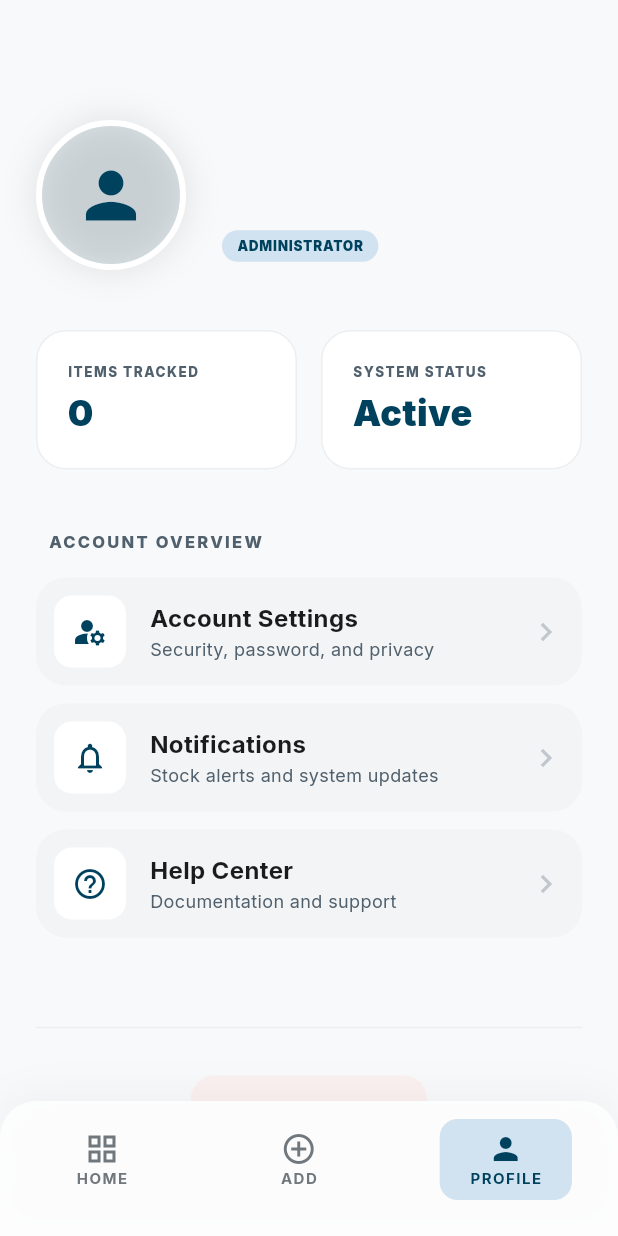
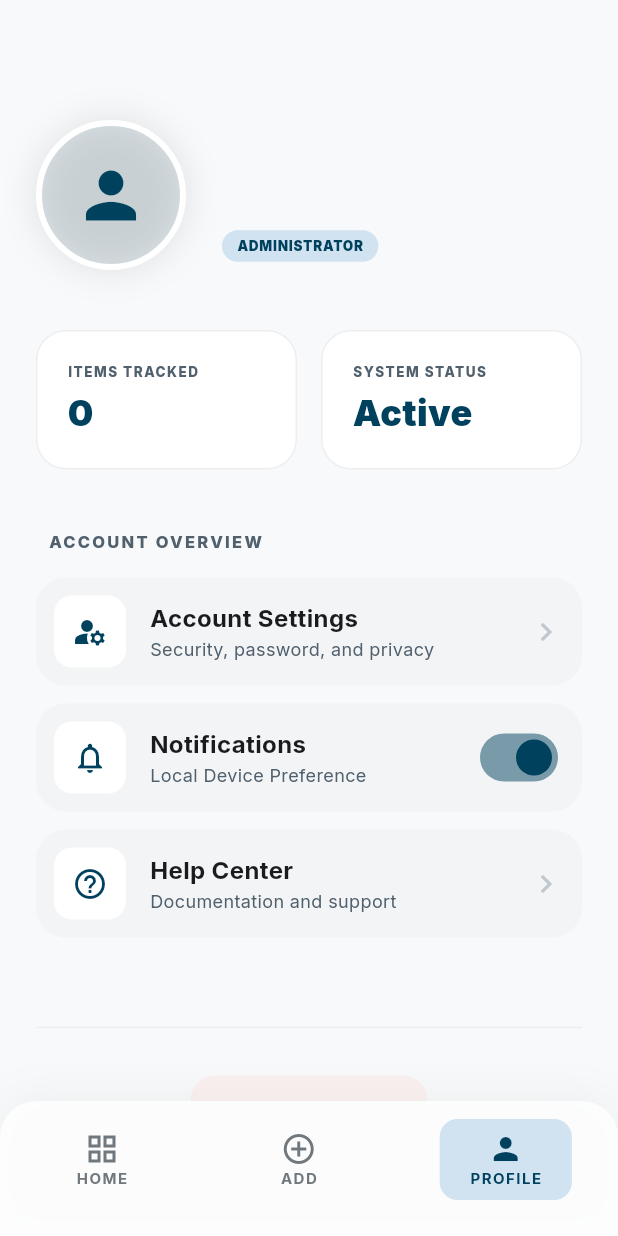
Before and after one commit to Nack-GitHub/StockLite, a Flutter app: the ProfileScreen screen opened by its route, on a phone screen of 412 x 824 dp. Run offline on Flutter 3.47's test engine with Material 3 defaults, Android fonts, the phone set to English and light mode, and no system bars; drawn by our look-alikes of flutter_animate; our stand-ins replace cloud_firestore, firebase_auth, firebase_core, google_fonts, shared_preferences; accounts and stored records are empty; network calls fail.

Commit message:
Implement Local Data Storage (R4), immersive Home UI, and navigation improvements

```diff
--- a/lib/screens/add_product_screen.dart
+++ b/lib/screens/add_product_screen.dart
@@ -238,7 +238,7 @@ class _AddProductScreenState extends State<AddProductScreen> {
           mainAxisAlignment: MainAxisAlignment.spaceAround,
           children: [
             GestureDetector(
-              onTap: () => Navigator.pushReplacementNamed(context, '/home'),
+              onTap: () => Navigator.pushNamedAndRemoveUntil(context, '/home', (route) => false),
               child: _buildNavItem(context, Icons.grid_view, 'Home', false),
             ),
             GestureDetector(
--- a/lib/screens/profile_screen.dart
+++ b/lib/screens/profile_screen.dart
@@ -3,6 +3,7 @@ import 'package:flutter_animate/flutter_animate.dart';
 import 'package:provider/provider.dart';
 import '../services/auth_service.dart';
 import '../services/database_service.dart';
+import '../services/local_storage_service.dart';
 
 class ProfileScreen extends StatelessWidget {
   const ProfileScreen({super.key});
@@ -116,7 +117,7 @@ class ProfileScreen extends StatelessWidget {
                             ),
                           ),
                           _buildMenuItem(Icons.manage_accounts, 'Account Settings', 'Security, password, and privacy'),
-                          _buildMenuItem(Icons.notifications_none, 'Notifications', 'Stock alerts and system updates'),
+                          const _NotificationMenuItem(),
                           _buildMenuItem(Icons.help_outline, 'Help Center', 'Documentation and support'),
                         ],
                       ).animate().fadeIn(delay: 500.ms),
@@ -127,7 +128,12 @@ class ProfileScreen extends StatelessWidget {
                       const Divider(color: Color(0xFFEDEEEF)),
                       const SizedBox(height: 24),
                       TextButton.icon(
-                        onPressed: () => authService.signOut(),
+                        onPressed: () async {
+                          await authService.signOut();
+                          if (context.mounted) {
+                            Navigator.pushNamedAndRemoveUntil(context, '/', (route) => false);
+                          }
+                        },
                         icon: const Icon(Icons.logout, color: Color(0xFFBA1A1A)),
                         label: const Text(
                           'Sign Out',
@@ -169,7 +175,7 @@ class ProfileScreen extends StatelessWidget {
           mainAxisAlignment: MainAxisAlignment.spaceAround,
           children: [
             GestureDetector(
-              onTap: () => Navigator.pushReplacementNamed(context, '/home'),
+              onTap: () => Navigator.pushNamedAndRemoveUntil(context, '/home', (route) => false),
               child: _buildNavItem(context, Icons.grid_view, 'Home', false),
             ),
             GestureDetector(
@@ -286,3 +292,70 @@ class ProfileScreen extends StatelessWidget {
     );
   }
 }
+
+class _NotificationMenuItem extends StatefulWidget {
+  const _NotificationMenuItem({super.key});
+
+  @override
+  State<_NotificationMenuItem> createState() => _NotificationMenuItemState();
+}
+
+class _NotificationMenuItemState extends State<_NotificationMenuItem> {
+  bool _notificationsEnabled = true;
+
+  @override
+  void initState() {
+    super.initState();
+    _loadPreference();
+  }
+
+  Future<void> _loadPreference() async {
+    final value = await LocalStorageService().getNotificationPreference();
+    if (mounted) setState(() => _notificationsEnabled = value);
+  }
+
+  Future<void> _toggle(bool value) async {
+    if (mounted) setState(() => _notificationsEnabled = value);
+    await LocalStorageService().saveNotificationPreference(value);
+  }
+
+  @override
+  Widget build(BuildContext context) {
+    return Container(
+      margin: const EdgeInsets.only(bottom: 12),
+      padding: const EdgeInsets.all(12),
+      decoration: BoxDecoration(
+        color: const Color(0xFFF3F4F5),
+        borderRadius: BorderRadius.circular(20),
+      ),
+      child: Row(
+        children: [
+          Container(
+            width: 48,
+            height: 48,
+            decoration: BoxDecoration(
+              color: Colors.white,
+              borderRadius: BorderRadius.circular(12),
+            ),
+            child: const Icon(Icons.notifications_none, color: Color(0xFF00425E)),
+          ),
+          const SizedBox(width: 16),
+          const Expanded(
+            child: Column(
+              crossAxisAlignment: CrossAxisAlignment.start,
+              children: [
+                Text('Notifications', style: TextStyle(fontWeight: FontWeight.bold, fontSize: 16, color: Color(0xFF191C1D))),
+                Text('Local Device Preference', style: TextStyle(fontSize: 12, color: Color(0xFF50606D))),
+              ],
+            ),
+          ),
+          Switch(
+            value: _notificationsEnabled,
+            onChanged: _toggle,
+            activeColor: const Color(0xFF00425E),
+          ),
+        ],
+      ),
+    );
+  }
+}
--- /dev/null
+++ b/lib/services/local_storage_service.dart
@@ -0,0 +1,41 @@
+import 'package:shared_preferences/shared_preferences.dart';
+
+class LocalStorageService {
+  static const String _lastEmailKey = 'last_email';
+  static const String _notificationsEnabledKey = 'notifications_enabled';
+
+  // Singleton pattern
+  static final LocalStorageService _instance = LocalStorageService._internal();
+  factory LocalStorageService() => _instance;
+  LocalStorageService._internal();
+
+  SharedPreferences? _prefs;
+
+  Future<void> init() async {
+    _prefs ??= await SharedPreferences.getInstance();
+  }
+
+  // Save the last successfully logged in email
+  Future<void> saveLastEmail(String email) async {
+    await init();
+    await _prefs!.setString(_lastEmailKey, email);
+  }
+
+  // Get the last successfully logged in email
+  Future<String?> getLastEmail() async {
+    await init();
+    return _prefs!.getString(_lastEmailKey);
+  }
+
+  // Save notification preference
+  Future<void> saveNotificationPreference(bool isEnabled) async {
+    await init();
+    await _prefs!.setBool(_notificationsEnabledKey, isEnabled);
+  }
+
+  // Get notification preference (defaults to true)
+  Future<bool> getNotificationPreference() async {
+    await init();
+    return _prefs!.getBool(_notificationsEnabledKey) ?? true;
+  }
+}
--- a/pubspec.yaml
+++ b/pubspec.yaml
@@ -15,6 +15,7 @@ dependencies:
   provider: ^6.1.2
   google_fonts: ^6.2.1
   flutter_animate: ^4.5.0
+  shared_preferences: ^2.2.3
 
 dev_dependencies:
   flutter_test:
```
Also changed, not shown: lib/screens/home_screen.dart (+7 -36 lines), lib/screens/login_screen.dart (+21 -0 lines), pubspec.lock, 1 other file.
